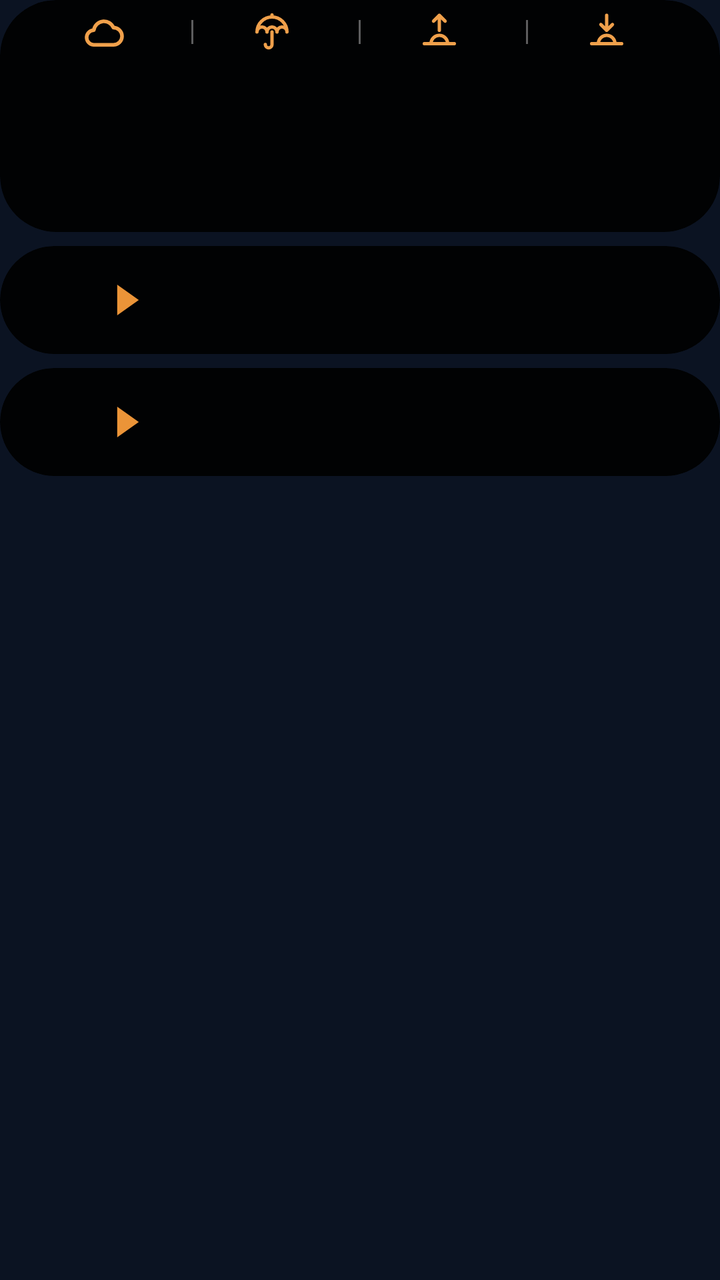
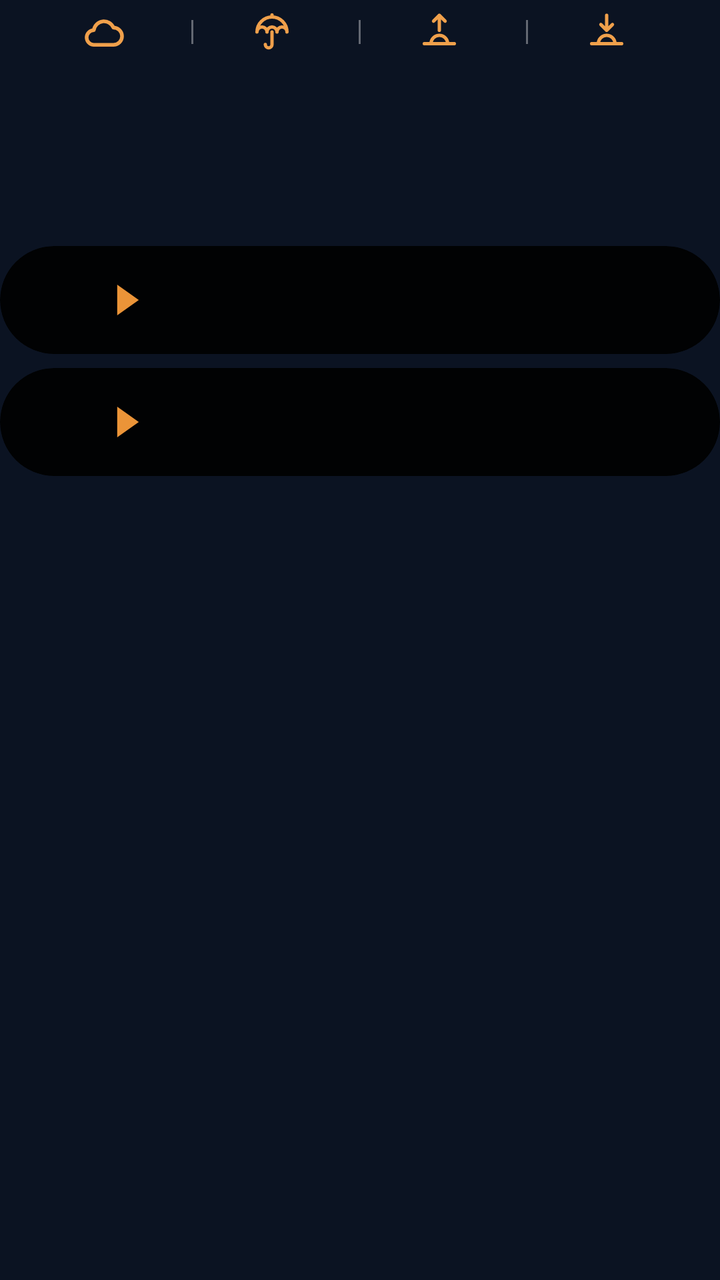

An Android layout rendered at two revisions. The XML below is the earlier revision; the diff shows what the commit changed to produce the second picture.
<!-- AndroidManifest.xml: application theme AppTheme -->
<!-- res/layout/widget_k2.xml -->
<?xml version="1.0" encoding="utf-8"?>
<FrameLayout
    xmlns:android="http://schemas.android.com/apk/res/android"
    android:id="@+id/root"
    android:layout_width="match_parent"
    android:layout_height="match_parent"
    android:padding="0dp">

    <LinearLayout
        android:layout_width="match_parent"
        android:layout_height="wrap_content"
        android:orientation="vertical">
        <FrameLayout
            android:layout_width="match_parent"
            android:layout_height="wrap_content">
        <LinearLayout
            android:layout_width="match_parent"
            android:layout_height="wrap_content"
            android:background="@drawable/cur_clocks"
            android:clipToOutline="true"
            android:orientation="vertical"
            android:padding="1dp">
        <FrameLayout
            android:layout_width="match_parent"
            android:layout_height="30dp">
            <ImageView
                android:id="@+id/hdr_bg"
                android:layout_width="match_parent"
                android:layout_height="match_parent"
                android:importantForAccessibility="no"
                android:scaleType="fitXY" />
            <LinearLayout
                android:layout_width="match_parent"
                android:layout_height="match_parent"
                android:orientation="horizontal"
                android:gravity="center"
                android:paddingStart="12dp"
                android:paddingEnd="12dp">
            <LinearLayout
                android:layout_width="0dp"
                android:layout_height="match_parent"
                android:layout_weight="1"
                android:gravity="center"
                android:orientation="horizontal">
                <ImageView
                    android:id="@+id/hdr_wx"
                    android:layout_width="22dp"
                    android:layout_height="22dp"
                    android:layout_margin="-3dp"
                    android:src="@drawable/wx_cloud"
                    android:scaleType="fitCenter" />
                <ImageView
                    android:id="@+id/hdr_temp"
                    android:layout_width="wrap_content"
                    android:layout_height="18dp"
                    android:adjustViewBounds="true"
                    android:layout_marginStart="5dp"
                    android:scaleType="fitCenter" />
            </LinearLayout>
            <ImageView
                android:id="@+id/sep0"
                android:layout_width="1dp"
                android:layout_height="12dp"
                android:src="@drawable/cur_sep"
                android:scaleType="fitXY" />
            <LinearLayout
                android:layout_width="0dp"
                android:layout_height="match_parent"
                android:layout_weight="1"
                android:gravity="center"
                android:orientation="horizontal">
                <ImageView
                    android:id="@+id/ic0"
                    android:layout_width="20dp"
                    android:layout_height="20dp"
                    android:layout_margin="-3dp"
                    android:src="@drawable/ic_umbrella"
                    android:scaleType="fitCenter" />
                <ImageView
                    android:id="@+id/hdr_rain"
                    android:layout_width="wrap_content"
                    android:layout_height="18dp"
                    android:adjustViewBounds="true"
                    android:layout_marginStart="4dp"
                    android:scaleType="fitCenter" />
            </LinearLayout>
            <ImageView
                android:id="@+id/sep1"
                android:layout_width="1dp"
                android:layout_height="12dp"
                android:src="@drawable/cur_sep"
                android:scaleType="fitXY" />
            <LinearLayout
                android:layout_width="0dp"
                android:layout_height="match_parent"
                android:layout_weight="1"
                android:gravity="center"
                android:orientation="horizontal">
                <ImageView
                    android:id="@+id/ic1"
                    android:layout_width="20dp"
                    android:layout_height="20dp"
                    android:layout_margin="-3dp"
                    android:src="@drawable/ic_sunrise"
                    android:scaleType="fitCenter" />
                <ImageView
                    android:id="@+id/hdr_rise"
                    android:layout_width="wrap_content"
                    android:layout_height="18dp"
                    android:adjustViewBounds="true"
                    android:layout_marginStart="4dp"
                    android:scaleType="fitCenter" />
            </LinearLayout>
            <ImageView
                android:id="@+id/sep2"
                android:layout_width="1dp"
                android:layout_height="12dp"
                android:src="@drawable/cur_sep"
                android:scaleType="fitXY" />
            <LinearLayout
                android:layout_width="0dp"
                android:layout_height="match_parent"
                android:layout_weight="1"
                android:gravity="center"
                android:orientation="horizontal">
                <ImageView
                    android:id="@+id/ic2"
                    android:layout_width="20dp"
                    android:layout_height="20dp"
                    android:layout_margin="-3dp"
                    android:src="@drawable/ic_sunset"
                    android:scaleType="fitCenter" />
                <ImageView
                    android:id="@+id/hdr_set"
                    android:layout_width="wrap_content"
                    android:layout_height="18dp"
                    android:adjustViewBounds="true"
                    android:layout_marginStart="4dp"
                    android:scaleType="fitCenter" />
            </LinearLayout>
        </LinearLayout>
        </FrameLayout>
        <LinearLayout
            android:layout_width="match_parent"
            android:layout_height="84dp"
            android:orientation="horizontal"
            android:padding="0dp">
            <FrameLayout
                android:layout_width="0dp"
                android:layout_height="match_parent"
                android:layout_weight="1">
                <LinearLayout
                    android:layout_width="match_parent"
                    android:layout_height="match_parent"
                    android:orientation="horizontal">
                    <ImageView
                        android:id="@+id/clk_bg_0a"
                        android:layout_width="28dp"
                        android:layout_height="match_parent"
                        android:scaleType="fitXY" />
                    <ImageView
                        android:id="@+id/clk_bg_0"
                        android:layout_width="0dp"
                        android:layout_height="match_parent"
                        android:layout_weight="1"
                        android:scaleType="fitXY" />
                </LinearLayout>
                <LinearLayout
                    android:layout_width="match_parent"
                    android:layout_height="match_parent"
                    android:orientation="vertical"
                    android:gravity="center"
                    android:paddingBottom="5dp"
                    android:paddingStart="2dp"
                    android:paddingEnd="2dp">
                    <ImageView
                        android:id="@+id/clk_day_0"
                        android:layout_width="match_parent"
                        android:layout_height="16dp"
                        android:scaleType="fitCenter" />
                    <ImageView
                        android:id="@+id/clk_time_0"
                        android:layout_width="match_parent"
                        android:layout_height="30dp"
                        android:scaleType="fitCenter" />
                    <ImageView
                        android:id="@+id/clk_city_0"
                        android:layout_width="match_parent"
                        android:layout_height="16dp"
                        android:layout_marginTop="-3dp"
                        android:scaleType="fitCenter" />
                </LinearLayout>
            </FrameLayout>
            <FrameLayout
                android:layout_width="0dp"
                android:layout_height="match_parent"
                android:layout_weight="1">
                <ImageView
                    android:id="@+id/clk_bg_1"
                    android:layout_width="match_parent"
                    android:layout_height="match_parent"
                    android:scaleType="fitXY" />
                <LinearLayout
                    android:layout_width="match_parent"
                    android:layout_height="match_parent"
                    android:orientation="vertical"
                    android:gravity="center"
                    android:paddingBottom="5dp"
                    android:paddingStart="2dp"
                    android:paddingEnd="2dp">
                    <ImageView
                        android:id="@+id/clk_day_1"
                        android:layout_width="match_parent"
                        android:layout_height="16dp"
                        android:scaleType="fitCenter" />
                    <ImageView
                        android:id="@+id/clk_time_1"
                        android:layout_width="match_parent"
                        android:layout_height="30dp"
                        android:scaleType="fitCenter" />
                    <ImageView
                        android:id="@+id/clk_city_1"
                        android:layout_width="match_parent"
                        android:layout_height="16dp"
                        android:layout_marginTop="-3dp"
                        android:scaleType="fitCenter" />
                </LinearLayout>
            </FrameLayout>
            <FrameLayout
                android:layout_width="0dp"
                android:layout_height="match_parent"
                android:layout_weight="1">
                <ImageView
                    android:id="@+id/clk_bg_2"
                    android:layout_width="match_parent"
                    android:layout_height="match_parent"
                    android:scaleType="fitXY" />
                <LinearLayout
                    android:layout_width="match_parent"
                    android:layout_height="match_parent"
                    android:orientation="vertical"
                    android:gravity="center"
                    android:paddingBottom="5dp"
                    android:paddingStart="2dp"
                    android:paddingEnd="2dp">
                    <ImageView
                        android:id="@+id/clk_day_2"
                        android:layout_width="match_parent"
                        android:layout_height="16dp"
                        android:scaleType="fitCenter" />
                    <ImageView
                        android:id="@+id/clk_time_2"
                        android:layout_width="match_parent"
                        android:layout_height="30dp"
                        android:scaleType="fitCenter" />
                    <ImageView
                        android:id="@+id/clk_city_2"
                        android:layout_width="match_parent"
                        android:layout_height="16dp"
                        android:layout_marginTop="-3dp"
                        android:scaleType="fitCenter" />
                </LinearLayout>
            </FrameLayout>
            <FrameLayout
                android:layout_width="0dp"
                android:layout_height="match_parent"
                android:layout_weight="1">
                <LinearLayout
                    android:layout_width="match_parent"
                    android:layout_height="match_parent"
                    android:orientation="horizontal">
                    <ImageView
                        android:id="@+id/clk_bg_3"
                        android:layout_width="0dp"
                        android:layout_height="match_parent"
                        android:layout_weight="1"
                        android:scaleType="fitXY" />
                    <ImageView
                        android:id="@+id/clk_bg_3a"
                        android:layout_width="28dp"
                        android:layout_height="match_parent"
                        android:scaleType="fitXY" />
                </LinearLayout>
                <LinearLayout
                    android:layout_width="match_parent"
                    android:layout_height="match_parent"
                    android:orientation="vertical"
                    android:gravity="center"
                    android:paddingBottom="5dp"
                    android:paddingStart="2dp"
                    android:paddingEnd="2dp">
                    <ImageView
                        android:id="@+id/clk_day_3"
                        android:layout_width="match_parent"
                        android:layout_height="16dp"
                        android:scaleType="fitCenter" />
                    <ImageView
                        android:id="@+id/clk_time_3"
                        android:layout_width="match_parent"
                        android:layout_height="30dp"
                        android:scaleType="fitCenter" />
                    <ImageView
                        android:id="@+id/clk_city_3"
                        android:layout_width="match_parent"
                        android:layout_height="16dp"
                        android:layout_marginTop="-3dp"
                        android:scaleType="fitCenter" />
                </LinearLayout>
            </FrameLayout>
        </LinearLayout>
        </LinearLayout>
            
            <ImageView
                android:id="@+id/clk_rim"
                android:layout_width="match_parent"
                android:layout_height="match_parent"
                android:importantForAccessibility="no"
                android:scaleType="fitXY" />
        </FrameLayout>
        <FrameLayout
            android:id="@+id/row_0"
            android:layout_width="match_parent"
            android:layout_height="54dp"
            android:layout_marginTop="7dp"
            android:background="@drawable/cur_row_light"
            android:clipToOutline="true"
            android:foreground="?android:attr/selectableItemBackground">
            
            <ImageView
                android:id="@+id/trend_0"
                android:layout_width="match_parent"
                android:layout_height="match_parent"
                android:padding="0dp"
                android:scaleType="fitXY" />
            <LinearLayout
                android:layout_width="match_parent"
                android:layout_height="match_parent"
                android:orientation="horizontal"
                android:gravity="center_vertical"
                android:paddingStart="14dp"
                android:paddingEnd="24dp">
                <LinearLayout
                    android:layout_width="wrap_content"
                    android:layout_height="wrap_content"
                    android:orientation="horizontal"
                    android:gravity="center_vertical">
                    <ImageView
                        android:id="@+id/fl_a_0"
                        android:layout_width="30dp"
                        android:layout_height="30dp"
                        android:scaleType="fitCenter" />
                    <ImageView
                        android:id="@+id/code_a_0"
                        android:layout_width="wrap_content"
                        android:layout_height="22dp"
                        android:adjustViewBounds="true"
                        android:layout_marginStart="6dp"
                        android:scaleType="fitStart" />
                    <ImageView
                        android:id="@+id/arrow_0"
                        android:layout_width="12dp"
                        android:layout_height="16dp"
                        android:src="@drawable/cur_arrow"
                        android:layout_marginStart="8dp"
                        android:layout_marginEnd="10dp"
                        android:scaleType="fitCenter" />
                    <ImageView
                        android:id="@+id/fl_b_0"
                        android:layout_width="30dp"
                        android:layout_height="30dp"
                        android:scaleType="fitCenter" />
                    <ImageView
                        android:id="@+id/code_b_0"
                        android:layout_width="wrap_content"
                        android:layout_height="22dp"
                        android:adjustViewBounds="true"
                        android:layout_marginStart="6dp"
                        android:scaleType="fitStart" />
                </LinearLayout>
                <FrameLayout
                    android:layout_width="0dp"
                    android:layout_height="1dp"
                    android:layout_weight="1" />
                <LinearLayout
                    android:layout_width="wrap_content"
                    android:layout_height="wrap_content"
                    android:orientation="vertical"
                    android:layout_marginStart="6dp">
                    <LinearLayout
                        android:layout_width="wrap_content"
                        android:layout_height="16dp"
                        android:orientation="horizontal"
                        android:gravity="center_vertical">
                        <ImageView
                            android:id="@+id/mkt_val_0"
                            android:layout_width="52dp"
                            android:layout_height="12dp"
                            android:scaleType="fitEnd" />
                        <ImageView
                            android:id="@+id/mkt_lbl_0"
                            android:layout_width="42dp"
                            android:layout_height="11dp"
                            android:layout_marginStart="8dp"
                            android:scaleType="fitStart" />
                    </LinearLayout>
                    <LinearLayout
                        android:layout_width="wrap_content"
                        android:layout_height="16dp"
                        android:orientation="horizontal"
                        android:gravity="center_vertical"
                        android:layout_marginTop="2dp">
                        <ImageView
                            android:id="@+id/visa_val_0"
                            android:layout_width="52dp"
                            android:layout_height="12dp"
                            android:scaleType="fitEnd" />
                        <ImageView
                            android:id="@+id/visa_logo_0"
                            android:layout_width="42dp"
                            android:layout_height="16dp"
                            android:layout_marginStart="8dp"
                            android:scaleType="fitStart" />
                    </LinearLayout>
                </LinearLayout>
            </LinearLayout>
        </FrameLayout>
        <FrameLayout
            android:id="@+id/row_1"
            android:layout_width="match_parent"
            android:layout_height="54dp"
            android:layout_marginTop="7dp"
            android:background="@drawable/cur_row_dark"
            android:clipToOutline="true"
            android:foreground="?android:attr/selectableItemBackground">
            
            <ImageView
                android:id="@+id/trend_1"
                android:layout_width="match_parent"
                android:layout_height="match_parent"
                android:padding="0dp"
                android:scaleType="fitXY" />
            <LinearLayout
                android:layout_width="match_parent"
                android:layout_height="match_parent"
                android:orientation="horizontal"
                android:gravity="center_vertical"
                android:paddingStart="14dp"
                android:paddingEnd="24dp">
                <LinearLayout
                    android:layout_width="wrap_content"
                    android:layout_height="wrap_content"
                    android:orientation="horizontal"
                    android:gravity="center_vertical">
                    <ImageView
                        android:id="@+id/fl_a_1"
                        android:layout_width="30dp"
                        android:layout_height="30dp"
                        android:scaleType="fitCenter" />
                    <ImageView
                        android:id="@+id/code_a_1"
                        android:layout_width="wrap_content"
                        android:layout_height="22dp"
                        android:adjustViewBounds="true"
                        android:layout_marginStart="6dp"
                        android:scaleType="fitStart" />
                    <ImageView
                        android:id="@+id/arrow_1"
                        android:layout_width="12dp"
                        android:layout_height="16dp"
                        android:src="@drawable/cur_arrow"
                        android:layout_marginStart="8dp"
                        android:layout_marginEnd="10dp"
                        android:scaleType="fitCenter" />
                    <ImageView
                        android:id="@+id/fl_b_1"
                        android:layout_width="30dp"
                        android:layout_height="30dp"
                        android:scaleType="fitCenter" />
                    <ImageView
                        android:id="@+id/code_b_1"
                        android:layout_width="wrap_content"
                        android:layout_height="22dp"
                        android:adjustViewBounds="true"
                        android:layout_marginStart="6dp"
                        android:scaleType="fitStart" />
                </LinearLayout>
                <FrameLayout
                    android:layout_width="0dp"
                    android:layout_height="1dp"
                    android:layout_weight="1" />
                <LinearLayout
                    android:layout_width="wrap_content"
                    android:layout_height="wrap_content"
                    android:orientation="vertical"
                    android:layout_marginStart="6dp">
                    <LinearLayout
                        android:layout_width="wrap_content"
                        android:layout_height="16dp"
                        android:orientation="horizontal"
                        android:gravity="center_vertical">
                        <ImageView
                            android:id="@+id/mkt_val_1"
                            android:layout_width="52dp"
                            android:layout_height="12dp"
                            android:scaleType="fitEnd" />
                        <ImageView
                            android:id="@+id/mkt_lbl_1"
                            android:layout_width="42dp"
                            android:layout_height="11dp"
                            android:layout_marginStart="8dp"
                            android:scaleType="fitStart" />
                    </LinearLayout>
                    <LinearLayout
                        android:layout_width="wrap_content"
                        android:layout_height="16dp"
                        android:orientation="horizontal"
                        android:gravity="center_vertical"
                        android:layout_marginTop="2dp">
                        <ImageView
                            android:id="@+id/visa_val_1"
                            android:layout_width="52dp"
                            android:layout_height="12dp"
                            android:scaleType="fitEnd" />
                        <ImageView
                            android:id="@+id/visa_logo_1"
                            android:layout_width="42dp"
                            android:layout_height="16dp"
                            android:layout_marginStart="8dp"
                            android:scaleType="fitStart" />
                    </LinearLayout>
                </LinearLayout>
            </LinearLayout>
        </FrameLayout>
    </LinearLayout>
</FrameLayout>
<!-- resources referenced by this layout -->
<resources>
  <!-- drawable cur_arrow (drawable) -->
  <?xml version="1.0" encoding="utf-8"?>
  <vector xmlns:android="http://schemas.android.com/apk/res/android" android:width="20dp" android:height="26dp" android:viewportWidth="20" android:viewportHeight="26">
      <path android:fillColor="#FFEB9438" android:pathData="M1,0L1,26L19,13Z" />
  </vector>
  <!-- drawable cur_clocks (drawable) -->
  <?xml version="1.0" encoding="utf-8"?>
  <shape xmlns:android="http://schemas.android.com/apk/res/android" android:shape="rectangle">
      <solid android:color="#FF010203" />
      <corners android:radius="@dimen/widget_radius" />
  </shape>
  <!-- drawable cur_row_dark (drawable) -->
  <?xml version="1.0" encoding="utf-8"?>
  <shape xmlns:android="http://schemas.android.com/apk/res/android" android:shape="rectangle">
      <solid android:color="#FF010203" />
      <corners android:radius="@dimen/widget_radius" />
  </shape>
  <!-- drawable cur_row_light (drawable) -->
  <?xml version="1.0" encoding="utf-8"?>
  <shape xmlns:android="http://schemas.android.com/apk/res/android" android:shape="rectangle">
      <solid android:color="#FF010203" />
      <corners android:radius="@dimen/widget_radius" />
  </shape>
  <!-- drawable cur_sep (drawable) -->
  <?xml version="1.0" encoding="utf-8"?>
  <shape xmlns:android="http://schemas.android.com/apk/res/android" android:shape="rectangle"><solid android:color="#5CFFFFFF" /></shape>
  <!-- drawable ic_sunrise (drawable) -->
  <?xml version="1.0" encoding="utf-8"?>
  <vector xmlns:android="http://schemas.android.com/apk/res/android" android:width="24dp" android:height="24dp" android:viewportWidth="24" android:viewportHeight="24">
      <path android:strokeColor="#FFF0A04B" android:strokeWidth="2" android:strokeLineCap="round" android:strokeLineJoin="round" android:fillColor="#00000000"
          android:pathData="M3,19L21,19M7,19A5,5 0,0 1,17 19M12,2L12,11M8.5,5.5L12,2L15.5,5.5" />
  </vector>
  <!-- drawable ic_sunset (drawable) -->
  <?xml version="1.0" encoding="utf-8"?>
  <vector xmlns:android="http://schemas.android.com/apk/res/android" android:width="24dp" android:height="24dp" android:viewportWidth="24" android:viewportHeight="24">
      <path android:strokeColor="#FFF0A04B" android:strokeWidth="2" android:strokeLineCap="round" android:strokeLineJoin="round" android:fillColor="#00000000"
          android:pathData="M3,19L21,19M7,19A5,5 0,0 1,17 19M12,2L12,11M8.5,7.5L12,11L15.5,7.5" />
  </vector>
  <!-- drawable ic_umbrella (drawable) -->
  <?xml version="1.0" encoding="utf-8"?>
  <vector xmlns:android="http://schemas.android.com/apk/res/android" android:width="24dp" android:height="24dp" android:viewportWidth="24" android:viewportHeight="24">
      <path android:strokeColor="#FFF0A04B" android:strokeWidth="2" android:strokeLineCap="round" android:strokeLineJoin="round" android:fillColor="#00000000"
          android:pathData="M3,12A9,9 0,0 1,21 12A3,3 0,0 0,15 12A3,3 0,0 0,9 12A3,3 0,0 0,3 12ZM12,3L12,1.8M12,12L12,19.5A2,2 0,0 1,8 19.5" />
  </vector>
  <!-- drawable wx_cloud (drawable) -->
  <?xml version="1.0" encoding="utf-8"?>
  <vector xmlns:android="http://schemas.android.com/apk/res/android" android:width="24dp" android:height="24dp" android:viewportWidth="24" android:viewportHeight="24">
      <path android:strokeColor="#FFF0A04B" android:strokeWidth="2" android:strokeLineCap="round" android:strokeLineJoin="round" android:fillColor="#00000000"
          android:pathData="M7,19A4,4 0,0 1,6.8 11A5.6,5.6 0,0 1,17.5 9.6A4.7,4.7 0,0 1,17.5 19Z" />
  </vector>
  <style name="AppTheme" parent="@android:style/Theme.DeviceDefault.NoActionBar">
          <item name="android:colorAccent">#DF8B35</item>
          <item name="android:colorControlActivated">#DF8B35</item>
          <item name="android:windowBackground">#0B1322</item>
          <item name="android:statusBarColor">#0E111A</item>
          <item name="android:navigationBarColor">#0B1322</item>
          <item name="android:textColorHint">#718096</item>
      </style>
  <dimen name="widget_radius">28dp</dimen>
</resources>

<!-- the commit's change to res/layout/widget_k2.xml (unified diff, before → after) -->
@@ -13,6 +13,13 @@
         <FrameLayout
             android:layout_width="match_parent"
             android:layout_height="wrap_content">
+            
+            <ImageView
+                android:id="@+id/clk_glass"
+                android:layout_width="match_parent"
+                android:layout_height="match_parent"
+                android:importantForAccessibility="no"
+                android:scaleType="fitXY" />
         <LinearLayout
             android:layout_width="match_parent"
             android:layout_height="wrap_content"
@@ -393,13 +400,13 @@
                         android:gravity="center_vertical">
                         <ImageView
                             android:id="@+id/mkt_val_0"
-                            android:layout_width="52dp"
-                            android:layout_height="12dp"
+                            android:layout_width="56dp"
+                            android:layout_height="15.6dp"
                             android:scaleType="fitEnd" />
                         <ImageView
                             android:id="@+id/mkt_lbl_0"
-                            android:layout_width="42dp"
-                            android:layout_height="11dp"
+                            android:layout_width="46dp"
+                            android:layout_height="14.3dp"
                             android:layout_marginStart="8dp"
                             android:scaleType="fitStart" />
                     </LinearLayout>
@@ -411,8 +418,8 @@
                         android:layout_marginTop="2dp">
                         <ImageView
                             android:id="@+id/visa_val_0"
-                            android:layout_width="52dp"
-                            android:layout_height="12dp"
+                            android:layout_width="56dp"
+                            android:layout_height="15.6dp"
                             android:scaleType="fitEnd" />
                         <ImageView
                             android:id="@+id/visa_logo_0"
@@ -500,13 +507,13 @@
                         android:gravity="center_vertical">
                         <ImageView
                             android:id="@+id/mkt_val_1"
-                            android:layout_width="52dp"
-                            android:layout_height="12dp"
+                            android:layout_width="56dp"
+                            android:layout_height="15.6dp"
                             android:scaleType="fitEnd" />
                         <ImageView
                             android:id="@+id/mkt_lbl_1"
-                            android:layout_width="42dp"
-                            android:layout_height="11dp"
+                            android:layout_width="46dp"
+                            android:layout_height="14.3dp"
                             android:layout_marginStart="8dp"
                             android:scaleType="fitStart" />
                     </LinearLayout>
@@ -518,8 +525,8 @@
                         android:layout_marginTop="2dp">
                         <ImageView
                             android:id="@+id/visa_val_1"
-                            android:layout_width="52dp"
-                            android:layout_height="12dp"
+                            android:layout_width="56dp"
+                            android:layout_height="15.6dp"
                             android:scaleType="fitEnd" />
                         <ImageView
                             android:id="@+id/visa_logo_1"
<!-- resource entries referenced after the edit -->
@@ -8,7 +8,7 @@
   <!-- drawable cur_clocks (drawable) -->
   <?xml version="1.0" encoding="utf-8"?>
   <shape xmlns:android="http://schemas.android.com/apk/res/android" android:shape="rectangle">
-      <solid android:color="#FF010203" />
+      <solid android:color="#00000000" />
       <corners android:radius="@dimen/widget_radius" />
   </shape>
   <!-- drawable cur_row_dark (drawable) -->
